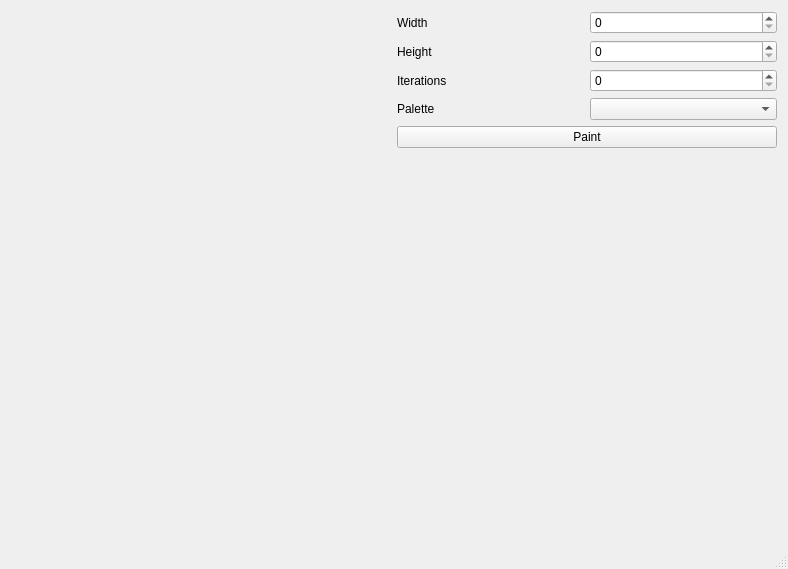
Above: mainWindow.ui from jan-moravec/fractals-qt before the change. Below: the same form after it.
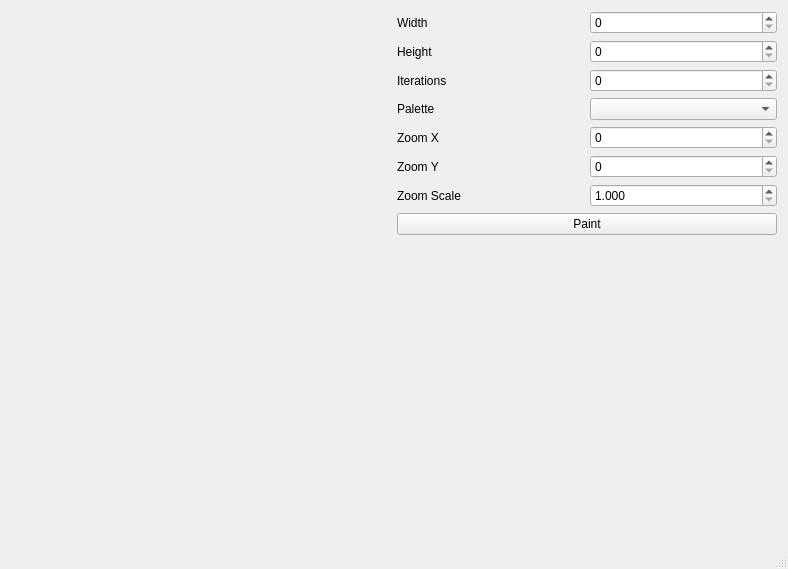
That is the form after the change. Custom widgets are drawn as their Qt base class.

Commit message: Added simple zoom.

Patch:
```diff
--- a/mainWindow.ui
+++ b/mainWindow.ui
@@ -94,6 +94,72 @@
         </item>
        </layout>
       </item>
+      <item>
+       <layout class="QHBoxLayout" name="zoomXHorizontalLayout">
+        <item>
+         <widget class="QLabel" name="zoomXLabel">
+          <property name="text">
+           <string>Zoom X</string>
+          </property>
+         </widget>
+        </item>
+        <item>
+         <widget class="QSpinBox" name="ZommXSpinBox">
+          <property name="maximum">
+           <number>99999</number>
+          </property>
+         </widget>
+        </item>
+       </layout>
+      </item>
+      <item>
+       <layout class="QHBoxLayout" name="ZoomYHorizontalLayout">
+        <item>
+         <widget class="QLabel" name="ZoomYLabel">
+          <property name="text">
+           <string>Zoom Y</string>
+          </property>
+         </widget>
+        </item>
+        <item>
+         <widget class="QSpinBox" name="ZoomYSpinBox">
+          <property name="maximum">
+           <number>99999</number>
+          </property>
+         </widget>
+        </item>
+       </layout>
+      </item>
+      <item>
+       <layout class="QHBoxLayout" name="ZoomScaleHorizontalLayout">
+        <item>
+         <widget class="QLabel" name="ZoomSaleLabel">
+          <property name="text">
+           <string>Zoom Scale</string>
+          </property>
+         </widget>
+        </item>
+        <item>
+         <widget class="QDoubleSpinBox" name="ZoomScaleDoubleSpinBox">
+          <property name="decimals">
+           <number>3</number>
+          </property>
+          <property name="minimum">
+           <double>1.000000000000000</double>
+          </property>
+          <property name="maximum">
+           <double>1000.000000000000000</double>
+          </property>
+          <property name="singleStep">
+           <double>0.001000000000000</double>
+          </property>
+          <property name="value">
+           <double>1.000000000000000</double>
+          </property>
+         </widget>
+        </item>
+       </layout>
+      </item>
       <item>
        <widget class="QPushButton" name="paintButton">
         <property name="text">
```
The commit also changes 7 other files.
